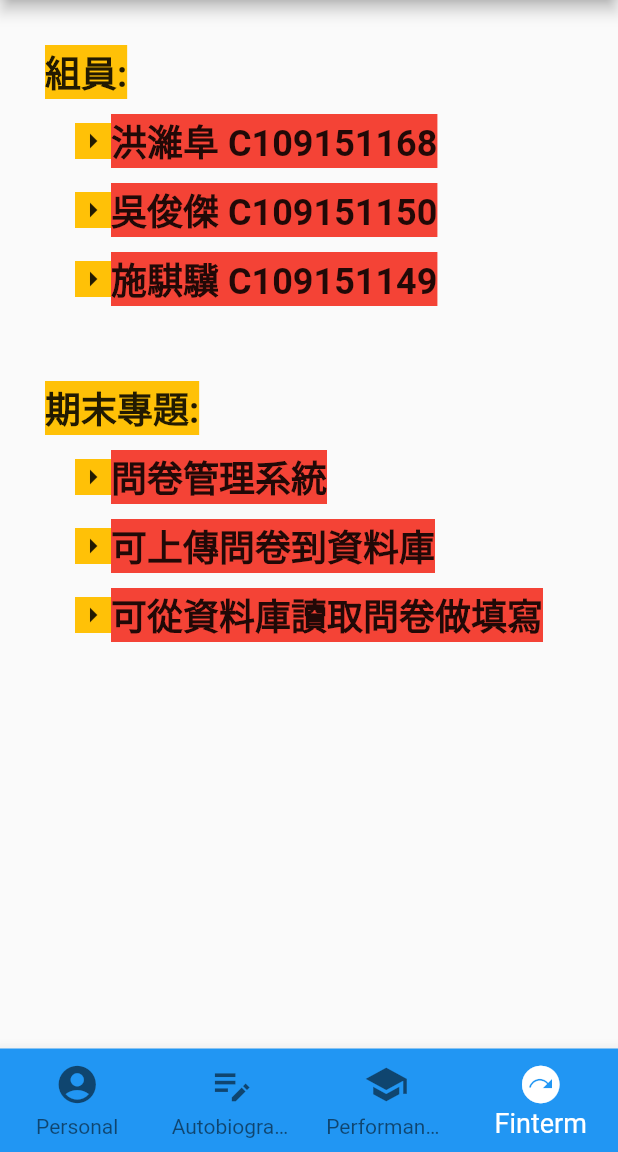
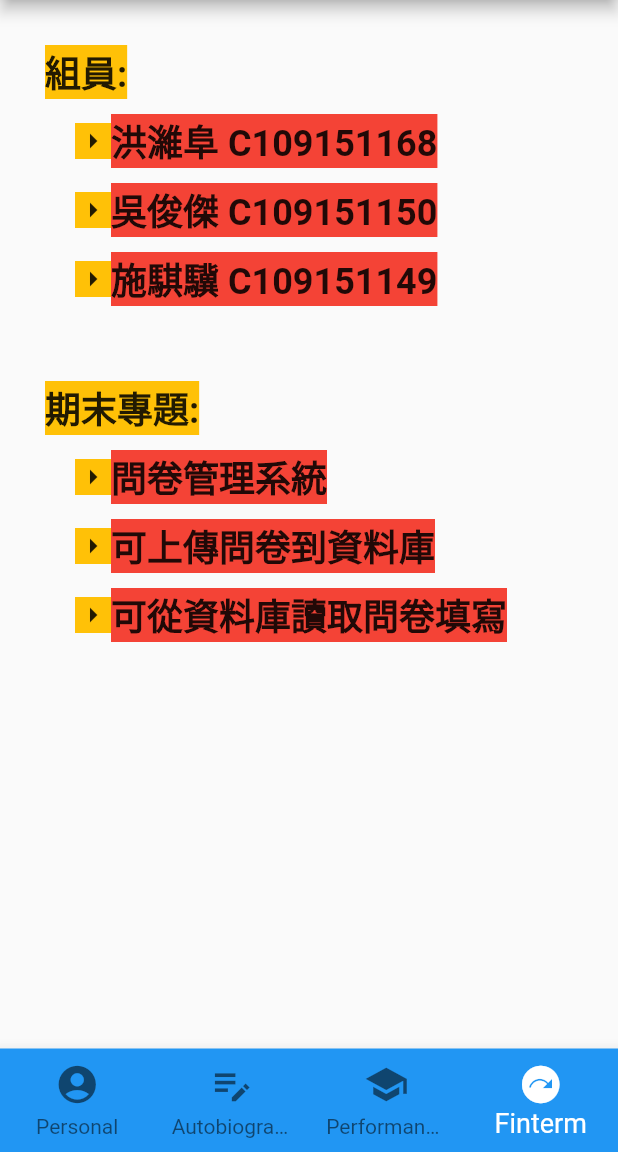
Before and after one commit to kevemwu/NKUST_C109151150_WuJunJie, a Flutter app: the screen it shows after launch, item 4 of the bottom bar chosen, on a phone screen of 412 x 824 dp, the part 84-1236 px from its top. Run offline on Flutter 3.47's test engine with Material 2 defaults, Android fonts, the phone set to English and light mode, and no system bars; our stand-ins replace audioplayers.

Commit message:
Update screen4.dart

```diff
--- a/lib/screen4.dart
+++ b/lib/screen4.dart
@@ -172,7 +172,7 @@ class screen4 extends StatelessWidget {
                 ),
                 Container(
                   color: Colors.red,
-                  child: Text('可從資料庫讀取問卷做填寫',
+                  child: Text('可從資料庫讀取問卷填寫',
                       style: TextStyle(
                         fontSize: 24,
                         fontWeight: FontWeight.bold,
```
